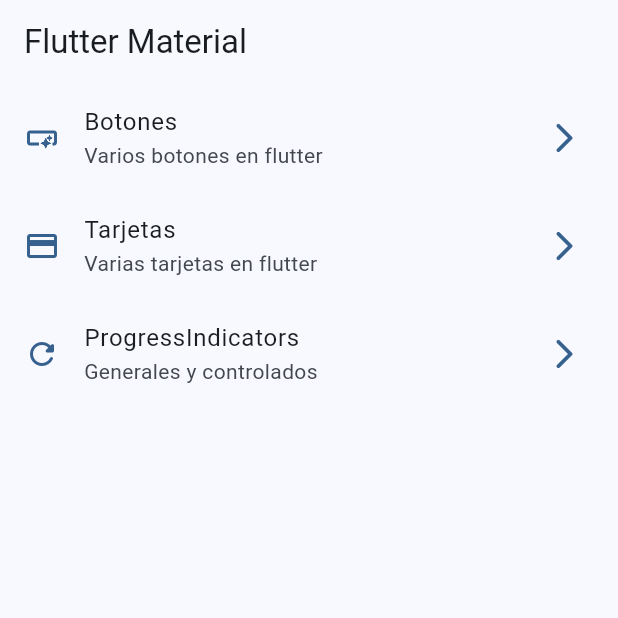
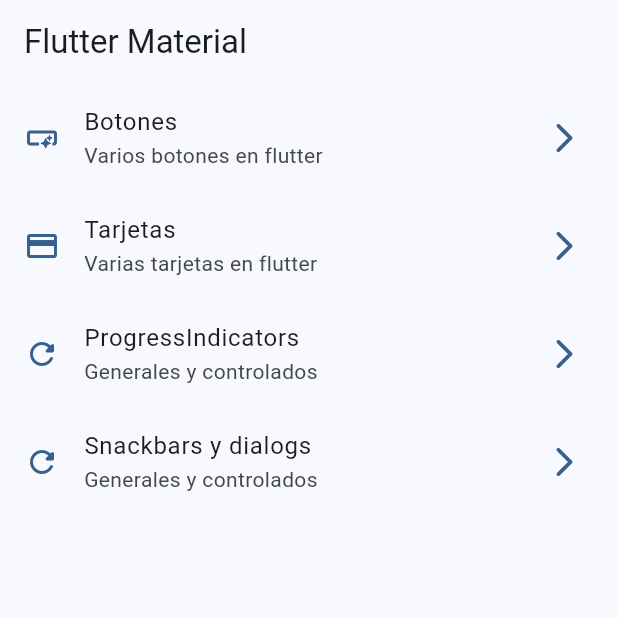
Before and after one commit to izrael90/widgets_app, a Flutter app: the screen it shows after launch, on a phone screen of 412 x 824 dp, the top half of it. Run offline on Flutter 3.47's test engine with Material 3 defaults, Android fonts, the phone set to English and light mode, and no system bars; our stand-ins replace go_router.

Commit message:
snackbar terminados

```diff
--- a/lib/config/menu/menu_items.dart
+++ b/lib/config/menu/menu_items.dart
@@ -32,5 +32,11 @@ const appMenuItems = <MenuItem>[
     subTitle: 'Generales y controlados',
     link: '/progress',
     icon: Icons.refresh_rounded,
+  ),
+  MenuItem(
+    title: 'Snackbars y dialogs',
+    subTitle: 'Generales y controlados',
+    link: '/snackbar',
+    icon: Icons.refresh_rounded,
   )
 ];
--- a/lib/config/router/app_router.dart
+++ b/lib/config/router/app_router.dart
@@ -25,5 +25,10 @@ final appRouter = GoRouter(
       name: ProgressScreen.name,
       builder: (context, state) => const ProgressScreen(),
     ),
+    GoRoute(
+      path: '/snackbar',
+      name: SnackbarScreen.name,
+      builder: (context, state) => const SnackbarScreen(),
+    ),
   ],
 );
--- a/lib/main.dart
+++ b/lib/main.dart
@@ -12,6 +12,7 @@ class MainApp extends StatelessWidget {
   @override
   Widget build(BuildContext context) {
     return MaterialApp.router(
+        title: 'Flutter Widgets',
         routerConfig: appRouter,
         debugShowCheckedModeBanner: false,
         theme: AppTheme(selectedColor: 2).getTheme());
```
Also changed, not shown: lib/presentation/screens/snackbar/snackbar_screen.dart (+71 -1 lines).
